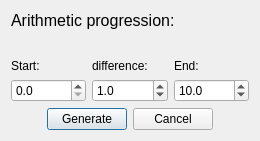
Old version of the form core/panel/run_Path_Solving_series.ui in the repository KmolYuan/Pyslvs-UI.
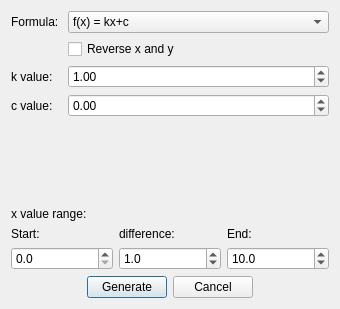
New version of the form. Icons and pictures are not drawn.

Commit message: Added more series formula.

Patch:
```diff
--- a/core/panel/run_Path_Solving_series.ui
+++ b/core/panel/run_Path_Solving_series.ui
@@ -6,20 +6,20 @@
    <rect>
     <x>0</x>
     <y>0</y>
-    <width>260</width>
-    <height>141</height>
+    <width>340</width>
+    <height>309</height>
    </rect>
   </property>
   <property name="minimumSize">
    <size>
-    <width>260</width>
-    <height>141</height>
+    <width>340</width>
+    <height>309</height>
    </size>
   </property>
   <property name="maximumSize">
    <size>
-    <width>260</width>
-    <height>141</height>
+    <width>340</width>
+    <height>309</height>
    </size>
   </property>
   <property name="windowTitle">
@@ -37,11 +37,83 @@
   </property>
   <layout class="QVBoxLayout" name="verticalLayout_4">
    <item>
-    <widget class="QLabel" name="label_4">
-     <property name="text">
-      <string>&lt;html&gt;&lt;head/&gt;&lt;body&gt;&lt;p&gt;&lt;span style=&quot; font-size:12pt;&quot;&gt;Arithmetic progression:&lt;/span&gt;&lt;/p&gt;&lt;/body&gt;&lt;/html&gt;</string>
-     </property>
-    </widget>
+    <layout class="QFormLayout" name="formLayout">
+     <item row="0" column="1">
+      <widget class="QComboBox" name="formula">
+       <item>
+        <property name="text">
+         <string>f(x) = kx+c</string>
+        </property>
+       </item>
+       <item>
+        <property name="text">
+         <string>f(x) = kx²+c</string>
+        </property>
+       </item>
+       <item>
+        <property name="text">
+         <string>f(x) = kcos(xπ/180)+c</string>
+        </property>
+       </item>
+       <item>
+        <property name="text">
+         <string>f(x) = ksin(xπ/180)+c</string>
+        </property>
+       </item>
+      </widget>
+     </item>
+     <item row="0" column="0">
+      <widget class="QLabel" name="label_4">
+       <property name="text">
+        <string>Formula: </string>
+       </property>
+      </widget>
+     </item>
+     <item row="2" column="0">
+      <widget class="QLabel" name="label_6">
+       <property name="text">
+        <string>k value: </string>
+       </property>
+      </widget>
+     </item>
+     <item row="2" column="1">
+      <widget class="QDoubleSpinBox" name="coefficientValue">
+       <property name="minimum">
+        <double>-10000.000000000000000</double>
+       </property>
+       <property name="maximum">
+        <double>10000.000000000000000</double>
+       </property>
+       <property name="value">
+        <double>1.000000000000000</double>
+       </property>
+      </widget>
+     </item>
+     <item row="3" column="0">
+      <widget class="QLabel" name="label_7">
+       <property name="text">
+        <string>c value: </string>
+       </property>
+      </widget>
+     </item>
+     <item row="3" column="1">
+      <widget class="QDoubleSpinBox" name="constant">
+       <property name="minimum">
+        <double>-10000.000000000000000</double>
+       </property>
+       <property name="maximum">
+        <double>10000.000000000000000</double>
+       </property>
+      </widget>
+     </item>
+     <item row="1" column="1">
+      <widget class="QCheckBox" name="reverseX">
+       <property name="text">
+        <string>Reverse x and y</string>
+       </property>
+      </widget>
+     </item>
+    </layout>
    </item>
    <item>
     <spacer name="verticalSpacer">
@@ -56,6 +128,13 @@
      </property>
     </spacer>
    </item>
+   <item>
+    <widget class="QLabel" name="label_5">
+     <property name="text">
+      <string>x value range:</string>
+     </property>
+    </widget>
+   </item>
    <item>
     <layout class="QHBoxLayout" name="horizontalLayout">
      <item>
@@ -114,6 +193,9 @@
          <property name="decimals">
           <number>1</number>
          </property>
+         <property name="maximum">
+          <double>1000.000000000000000</double>
+         </property>
          <property name="value">
           <double>10.000000000000000</double>
          </property>
```
Left out of the diff: 8 changed lines with no effect on the pictures. The commit also changes 4 other files.
